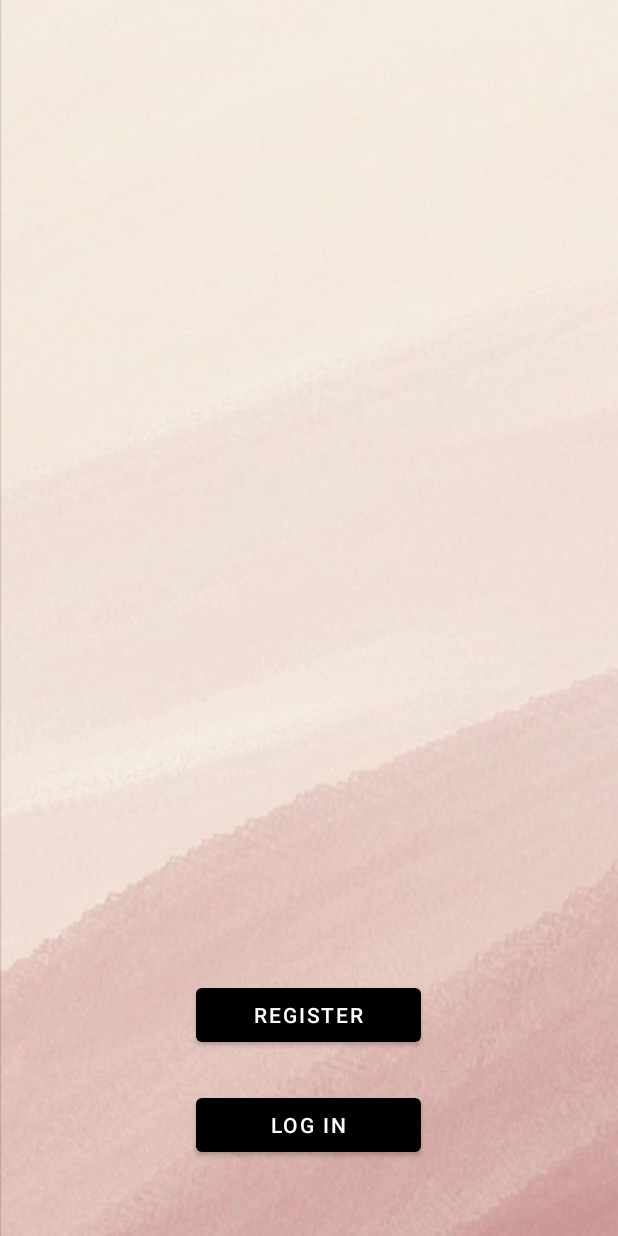
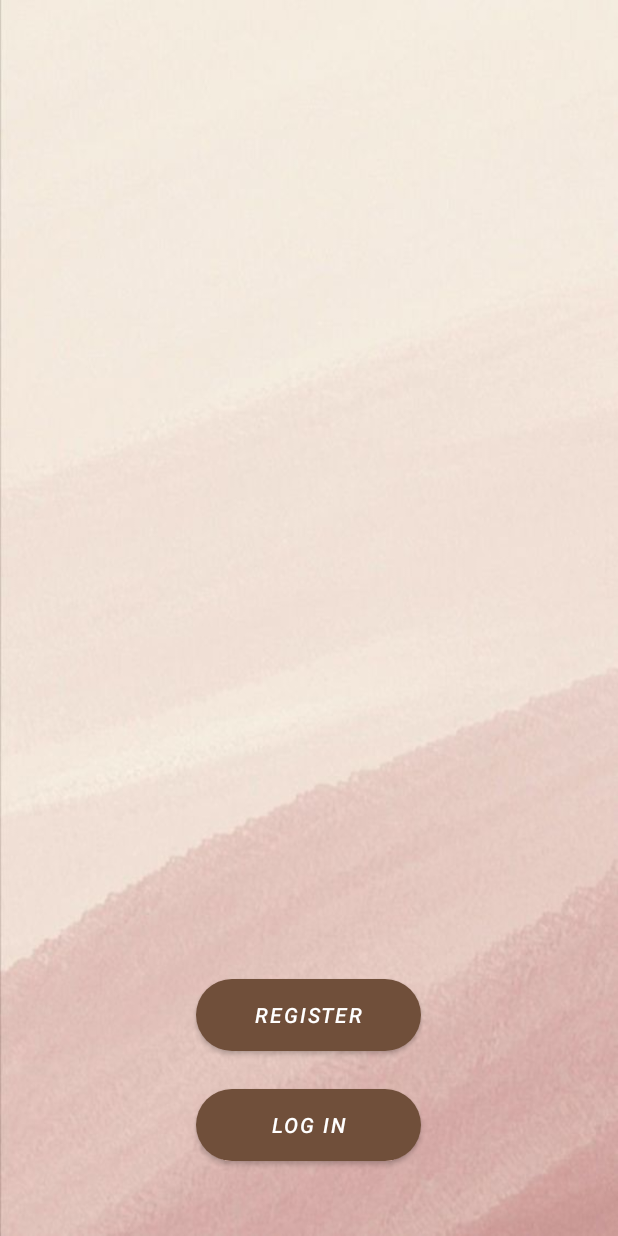
Before and after one commit to sabrinugh/Whistle, an Android app: the screen it shows after launch (startActivity), on a phone screen of 412 x 824 dp. Run offline under Robolectric (Android 15) with nearby library versions, the phone set to English and light mode, and no system bars; our stand-ins replace Firebase (no records; nobody signed in at launch, a user with empty details on screens opened directly).

Commit message:
theme changes layout & text

```diff
--- a/app/src/main/res/drawable/roundbutton.xml
+++ b/app/src/main/res/drawable/roundbutton.xml
@@ -1,9 +1,10 @@
 <?xml version="1.0" encoding="utf-8"?>
 <shape xmlns:android="http://schemas.android.com/apk/res/android"
     android:shape="rectangle">
-    <solid android:color="#eeffffff" />
+    <solid android:color="#6b4b38" />
     <corners android:bottomRightRadius="30dp"
         android:bottomLeftRadius="30dp"
         android:topRightRadius="30dp"
-        android:topLeftRadius="30dp"/>
+        android:topLeftRadius="30dp"
+        />
 </shape>
--- a/app/src/main/res/layout/activity_add_dog_profile.xml
+++ b/app/src/main/res/layout/activity_add_dog_profile.xml
@@ -21,7 +21,7 @@
         android:layout_height="150dp"
         android:layout_centerHorizontal="true"
         android:layout_marginTop="50dp"
-        android:src="@drawable/default_image" />
+        android:src="@drawable/kennel" />
 
     <Button
         android:id="@+id/addImage"
--- a/app/src/main/res/layout/activity_start.xml
+++ b/app/src/main/res/layout/activity_start.xml
@@ -13,9 +13,14 @@
         android:layout_height="wrap_content"
         android:layout_above="@+id/login"
         android:layout_centerHorizontal="true"
-        android:layout_margin="25dp"
+        android:layout_marginStart="25dp"
+        android:layout_marginTop="25dp"
+        android:layout_marginEnd="25dp"
+        android:layout_marginBottom="25dp"
+        android:background="@drawable/roundbutton"
         android:text="REGISTER"
-        android:textColor="#FFFFFF" />
+        android:textColor="#FFFFFF"
+        android:textStyle="italic" />
 
     <Button
         android:id="@+id/login"
@@ -24,7 +29,9 @@
         android:layout_alignParentBottom="true"
         android:layout_centerHorizontal="true"
         android:layout_marginBottom="50dp"
+        android:background="@drawable/roundbutton"
         android:text="LOG IN"
-        android:textColor="#FFFFFF" />
+        android:textColor="#FFFFFF"
+        android:textStyle="italic" />
 
 </RelativeLayout>
--- a/app/src/main/res/layout/list_dog_item.xml
+++ b/app/src/main/res/layout/list_dog_item.xml
@@ -26,7 +26,7 @@
                     android:layout_width="match_parent"
                     android:layout_height="match_parent"
                     android:scaleType="centerCrop"
-                    android:src="@drawable/default_image" />
+                    android:src="@drawable/kennel" />
 
             </androidx.cardview.widget.CardView>
 
--- a/app/src/main/res/values/colors.xml
+++ b/app/src/main/res/values/colors.xml
@@ -7,4 +7,5 @@
     <color name="teal_700">#FF018786</color>
     <color name="black">#FF000000</color>
     <color name="white">#FFFFFFFF</color>
+    <color name="brown">#704f3a</color>
 </resources>
--- a/app/src/main/res/values/themes.xml
+++ b/app/src/main/res/values/themes.xml
@@ -2,13 +2,13 @@
     <!-- Base application theme. -->
     <style name="Theme.DDating" parent="Theme.MaterialComponents.DayNight.NoActionBar">
         <!-- Primary brand color. -->
-        <item name="colorPrimary">@color/black</item>
+        <item name="colorPrimary">@color/brown</item>
         <item name="colorPrimaryVariant">@color/black</item>
         <item name="colorOnPrimary">@color/white</item>
         <!-- Secondary brand color. -->
         <item name="colorSecondary">@color/teal_200</item>
         <item name="colorSecondaryVariant">@color/teal_700</item>
-        <item name="colorOnSecondary">@color/black</item>
+        <item name="colorOnSecondary">@color/brown</item>
         <!-- Status bar color. -->
         <item name="android:statusBarColor">?attr/colorPrimaryVariant</item>
         <!-- Customize your theme here. -->
```
Also changed, not shown: app/src/main/res/layout/activity_add_user_profile.xml (+9 -5 lines), app/src/main/res/layout/activity_main.xml (+12 -28 lines), app/src/main/res/layout/dog_item.xml (+33 -49 lines).
